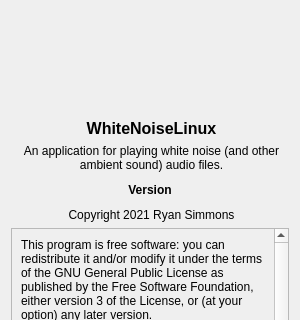
Qt form forms/wnlaboutdialog.ui (ryangwsimmons/whitenoiselinux) before a commit; both pictures show x 0 to 300 and y 101 to 421 of the 300 by 600 pixel window.
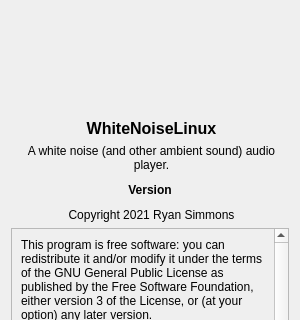
The same form after that commit. Icons and pictures are not drawn.

```diff
--- a/forms/wnlaboutdialog.ui
+++ b/forms/wnlaboutdialog.ui
@@ -52,7 +52,7 @@
      </property>
      <property name="minimumSize">
       <size>
-       <width>148</width>
+       <width>183</width>
        <height>183</height>
       </size>
      </property>
@@ -101,7 +101,7 @@
       <string notr="true">margin-bottom: 5;</string>
      </property>
      <property name="text">
-      <string>&lt;html&gt;&lt;head/&gt;&lt;body&gt;&lt;p align=&quot;center&quot;&gt;An application for playing white noise (and other ambient sound) audio files.&lt;/p&gt;&lt;/body&gt;&lt;/html&gt;</string>
+      <string>&lt;html&gt;&lt;head/&gt;&lt;body&gt;&lt;p align=&quot;center&quot;&gt;A white noise (and other ambient sound) audio player.&lt;/p&gt;&lt;/body&gt;&lt;/html&gt;</string>
      </property>
      <property name="wordWrap">
       <bool>true</bool>
```
Left out of the diff: 4 changed lines with no effect on the pictures.
